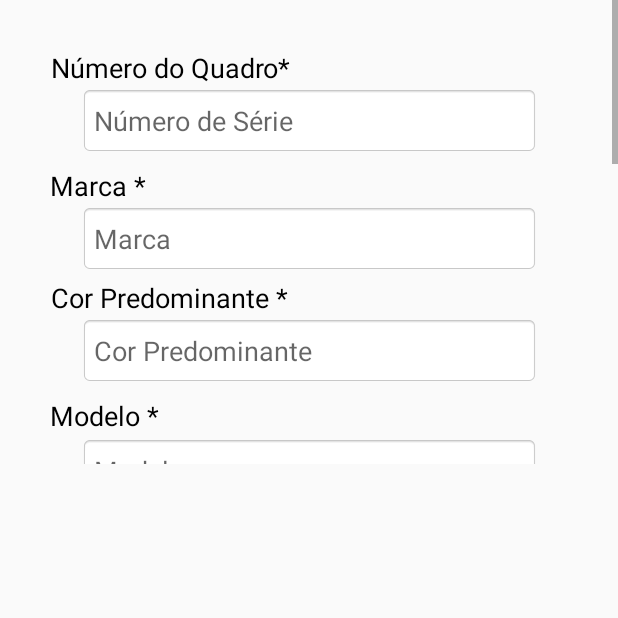
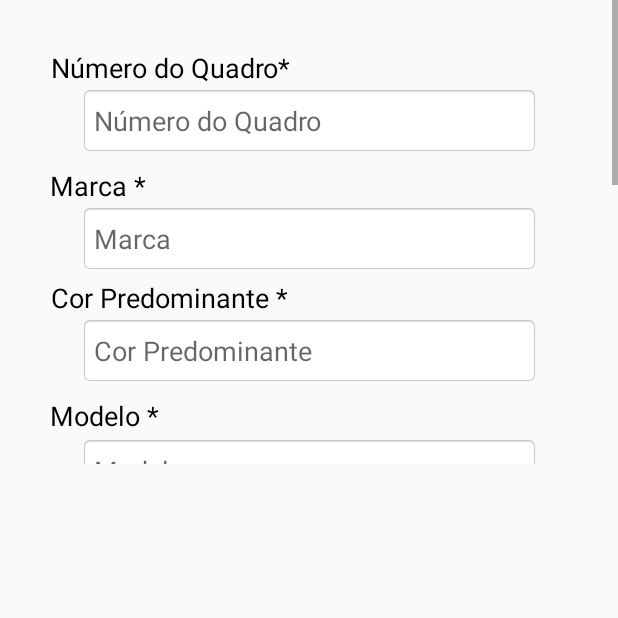
Before and after one commit to DouglasCastro21/BIKEJANU, an Android app: the CadastroBike screen opened directly, with no data from a screen before it, on a phone screen of 412 x 824 dp, the part 391-1009 px from its top. Run offline under Robolectric (Android 15) with nearby library versions, the phone set to English and light mode, and no system bars; our stand-ins replace Firebase (no records; nobody signed in at launch, a user with empty details on screens opened directly); libraries missing offline, so code that uses them is left out: com.github.rtoshiro.util; 6 statements that could not run were skipped.

Commit message:
RadioGruop

```diff
--- a/app/src/main/java/bike/douglas/com/bikejanu/Activity/CadastroBike.java
+++ b/app/src/main/java/bike/douglas/com/bikejanu/Activity/CadastroBike.java
@@ -1,6 +1,8 @@
 package bike.douglas.com.bikejanu.Activity;
 
+import android.content.DialogInterface;
 import android.content.Intent;
+import android.support.v7.app.AlertDialog;
 import android.support.v7.app.AppCompatActivity;
 import android.os.Bundle;
 import android.view.View;
@@ -8,6 +10,7 @@ import android.widget.Button;
 import android.widget.CheckBox;
 import android.widget.EditText;
 import android.widget.RadioButton;
+import android.widget.RadioGroup;
 import android.widget.TextView;
 import android.widget.Toast;
 
@@ -52,6 +55,7 @@ public class CadastroBike extends AppCompatActivity  {
     private TextView txtBoletim;
     private RadioButton radioButtonFurtada;
     private RadioButton radioButtonRoubada;
+    private RadioGroup radioGroup;
 
 
 
@@ -100,7 +104,8 @@ public class CadastroBike extends AppCompatActivity  {
 
 
         radioButtonFurtada =(RadioButton)findViewById(R.id.radioButtonFurtadaID);
-        radioButtonRoubada =(RadioButton)findViewById(R.id.radioButtonRoubadaID);
+        radioButtonRoubada =(RadioButton)findViewById(R.id.alertaRoubadaID);
+        radioGroup        = (RadioGroup)findViewById(R.id.radioGroupID);
 
 
 
@@ -178,6 +183,7 @@ public class CadastroBike extends AppCompatActivity  {
 
                    radioButtonFurtada.setVisibility(View.VISIBLE);
                    radioButtonRoubada.setVisibility(View.VISIBLE);
+                   radioGroup.setVisibility(View.VISIBLE);
 
                    // campos txt
                    txtRua.setVisibility(View.VISIBLE);
@@ -206,6 +212,7 @@ public class CadastroBike extends AppCompatActivity  {
 
                    radioButtonFurtada.setVisibility(View.GONE);
                    radioButtonRoubada.setVisibility(View.GONE);
+                   radioGroup.setVisibility(View.GONE);
 
                    //campos txt
 
@@ -228,7 +235,29 @@ public class CadastroBike extends AppCompatActivity  {
 
 
 
+        radioButtonFurtada.setOnClickListener(new View.OnClickListener() {
+            @Override
+            public void onClick(View v) {
 
+
+                caixaDialogoFurtada();
+
+
+            }
+        });
+
+
+
+        radioButtonRoubada.setOnClickListener(new View.OnClickListener() {
+            @Override
+            public void onClick(View v) {
+
+
+                caixaDialogoRoubada();
+
+
+            }
+        });
 
 
 
@@ -387,6 +416,76 @@ public class CadastroBike extends AppCompatActivity  {
     }
 
 
+    private void caixaDialogoRoubada(){
+
+        AlertDialog.Builder alertaDialog = new AlertDialog.Builder(CadastroBike.this);
+
+        // configurando dialogo
+
+        alertaDialog.setTitle("Definição");
+
+
+        alertaDialog.setMessage("Artigo 157 do código penal(1940) : O roubo pressupõe o emprego de violência ou grave ameaça à pessoa.");
+        // alertaDialog.setCancelable(false);
+
+
+        //conf botões
+        alertaDialog.setPositiveButton("", new DialogInterface.OnClickListener() {
+            @Override
+            public void onClick(DialogInterface dialog, int which) {
+
+
+
+            }
+        });
+
+        alertaDialog.setNegativeButton("", new DialogInterface.OnClickListener() {
+            @Override
+            public void onClick(DialogInterface dialog, int which) {
+
+            }
+        });
+
+        alertaDialog.create();
+        alertaDialog.show();
+    }
+
+
+
+    private void caixaDialogoFurtada(){
+
+        AlertDialog.Builder alertaDialog = new AlertDialog.Builder(CadastroBike.this);
+
+        // configurando dialogo
+
+        alertaDialog.setTitle("Definição");
+
+
+        alertaDialog.setMessage("Artigo 155 do código penal(1940) :  Furto é a subtração pura e simples de coisa móvel alheia, sem violência contra a pessoa.");
+        // alertaDialog.setCancelable(false);
+
+
+        //conf botões
+        alertaDialog.setPositiveButton("", new DialogInterface.OnClickListener() {
+            @Override
+            public void onClick(DialogInterface dialog, int which) {
+
+
+
+            }
+        });
+
+        alertaDialog.setNegativeButton("", new DialogInterface.OnClickListener() {
+            @Override
+            public void onClick(DialogInterface dialog, int which) {
+
+            }
+        });
+
+        alertaDialog.create();
+        alertaDialog.show();
+    }
+
 
 
     }
--- a/app/src/main/res/layout/activity_cadastro_bike.xml
+++ b/app/src/main/res/layout/activity_cadastro_bike.xml
@@ -206,7 +206,6 @@
                 android:id="@+id/txtmensagem2ID"
                 android:layout_width="wrap_content"
                 android:layout_height="wrap_content"
-                android:layout_marginBottom="44dp"
                 android:layout_marginEnd="126dp"
                 android:layout_marginLeft="104dp"
                 android:layout_marginRight="126dp"
@@ -214,59 +213,66 @@
                 android:text="em caso de Furto/Roubo"
                 android:textColor="@android:color/holo_red_dark"
                 android:visibility="gone"
-                app:layout_constraintBottom_toTopOf="@+id/radioButton"
                 app:layout_constraintEnd_toEndOf="parent"
                 app:layout_constraintStart_toStartOf="parent"
                 app:layout_constraintTop_toBottomOf="@+id/txtmensagem1ID" />
 
-            <RadioButton
-                android:id="@+id/radioButtonFurtadaID"
+            <RadioGroup
+                android:id="@+id/radioGroupID"
                 android:layout_width="wrap_content"
                 android:layout_height="wrap_content"
-                android:layout_marginBottom="20dp"
-                android:layout_marginEnd="20dp"
-                android:layout_marginLeft="80dp"
-                android:layout_marginRight="20dp"
-                android:layout_marginStart="80dp"
-                android:layout_marginTop="50dp"
-                android:text="Furto"
-                android:visibility="gone"
-                app:layout_constraintBottom_toTopOf="@+id/txtDataHoraID"
-                app:layout_constraintEnd_toStartOf="@+id/radioButtonRoubadaID"
-                app:layout_constraintStart_toStartOf="parent"
-                app:layout_constraintTop_toBottomOf="@+id/txtmensagem2ID" />
-
-            <RadioButton
-                android:id="@+id/radioButtonRoubadaID"
-                android:layout_width="wrap_content"
-                android:layout_height="wrap_content"
-                android:layout_marginBottom="20dp"
-                android:layout_marginEnd="84dp"
-                android:layout_marginLeft="8dp"
-                android:layout_marginRight="84dp"
-                android:layout_marginStart="8dp"
-                android:layout_marginTop="50dp"
-                android:text="Roubo"
+                android:layout_marginBottom="10dp"
+                android:layout_marginEnd="176dp"
+                android:layout_marginLeft="136dp"
+                android:layout_marginRight="176dp"
+                android:layout_marginStart="136dp"
+                android:layout_marginTop="27dp"
                 android:visibility="gone"
                 app:layout_constraintBottom_toTopOf="@+id/txtDataHoraID"
                 app:layout_constraintEnd_toEndOf="parent"
-                app:layout_constraintHorizontal_bias="0.0"
-                app:layout_constraintStart_toEndOf="@+id/alertaFurtadaID"
+                app:layout_constraintStart_toStartOf="parent"
                 app:layout_constraintTop_toBottomOf="@+id/txtmensagem2ID"
-                app:layout_constraintVertical_bias="0.0" />
+                app:layout_constraintVertical_chainStyle="spread_inside">
+
+                <RadioButton
+                    android:id="@+id/radioButtonFurtadaID"
+                    android:layout_width="wrap_content"
+                    android:layout_height="wrap_content"
+                    android:layout_weight="1"
+                    android:text="Furto"
+                    android:textSize="18sp"
+                    android:visibility="visible"
+                    tools:layout_editor_absoluteX="108dp"
+                    tools:layout_editor_absoluteY="805dp" />
+
+                <RadioButton
+                    android:id="@+id/alertaRoubadaID"
+                    android:layout_width="wrap_content"
+                    android:layout_height="wrap_content"
+                    android:layout_weight="1"
+                    android:text="Roubo"
+                    android:textSize="18sp"
+                    android:visibility="visible"
+                    tools:layout_editor_absoluteX="107dp"
+                    tools:layout_editor_absoluteY="833dp" />
+            </RadioGroup>
 
             <TextView
                 android:id="@+id/txtRuaID"
                 android:layout_width="43dp"
                 android:layout_height="25dp"
-                android:layout_marginLeft="32dp"
-                android:layout_marginStart="32dp"
+                android:layout_marginEnd="317dp"
+                android:layout_marginLeft="24dp"
+                android:layout_marginRight="317dp"
+                android:layout_marginStart="24dp"
                 android:layout_marginTop="4dp"
                 android:text="Rua"
                 android:textColor="@android:color/background_dark"
                 android:textSize="18sp"
                 android:visibility="gone"
                 app:layout_constraintBottom_toTopOf="@+id/alertaRuaID"
+                app:layout_constraintEnd_toEndOf="parent"
+                app:layout_constraintHorizontal_bias="0.0"
                 app:layout_constraintStart_toStartOf="parent"
                 app:layout_constraintTop_toBottomOf="@+id/alertaDataID" />
 
@@ -274,66 +280,67 @@
                 android:id="@+id/txtNumeroID"
                 android:layout_width="wrap_content"
                 android:layout_height="25dp"
-                android:layout_marginLeft="177dp"
-                android:layout_marginStart="177dp"
-                android:layout_marginTop="54dp"
+                android:layout_marginEnd="80dp"
+                android:layout_marginLeft="200dp"
+                android:layout_marginRight="80dp"
+                android:layout_marginStart="200dp"
+                android:layout_marginTop="4dp"
                 android:text="Número"
                 android:textColor="@android:color/background_dark"
                 android:textSize="18sp"
                 android:visibility="gone"
+                app:layout_constraintBottom_toTopOf="@+id/alertaNumeroID"
+                app:layout_constraintEnd_toEndOf="parent"
                 app:layout_constraintStart_toEndOf="@+id/txtRuaID"
-                app:layout_constraintTop_toBottomOf="@+id/txtDataHoraID" />
+                app:layout_constraintTop_toBottomOf="@+id/alertaHoraID" />
 
             <TextView
                 android:id="@+id/txtBairroID"
                 android:layout_width="wrap_content"
                 android:layout_height="24dp"
-                android:layout_marginEnd="24dp"
-                android:layout_marginLeft="32dp"
-                android:layout_marginRight="24dp"
-                android:layout_marginStart="32dp"
+                android:layout_marginLeft="24dp"
+                android:layout_marginStart="24dp"
                 android:layout_marginTop="4dp"
                 android:text="Bairro"
                 android:textColor="@android:color/background_dark"
                 android:textSize="18sp"
                 android:visibility="gone"
-                app:layout_constraintEnd_toEndOf="parent"
-                app:layout_constraintHorizontal_bias="0.0"
+                app:layout_constraintBottom_toTopOf="@+id/alertaBairroID"
                 app:layout_constraintStart_toStartOf="parent"
                 app:layout_constraintTop_toBottomOf="@+id/alertaRuaID" />
 
             <TextView
                 android:id="@+id/txtDataHoraID"
-                android:layout_width="228dp"
-                android:layout_height="wrap_content"
-                android:layout_marginBottom="4dp"
-                android:layout_marginEnd="194dp"
-                android:layout_marginLeft="32dp"
-                android:layout_marginRight="194dp"
-                android:layout_marginStart="32dp"
-                android:layout_marginTop="35dp"
+                android:layout_width="wrap_content"
+                android:layout_height="25dp"
+                android:layout_marginEnd="124dp"
+                android:layout_marginLeft="24dp"
+                android:layout_marginRight="124dp"
+                android:layout_marginStart="24dp"
+                android:layout_marginTop="15dp"
                 android:text="Data e Hora do Furto/Roubo"
                 android:textColor="@android:color/background_dark"
                 android:textSize="18sp"
                 android:visibility="gone"
                 app:layout_constraintBottom_toTopOf="@+id/alertaDataID"
                 app:layout_constraintEnd_toEndOf="parent"
-                app:layout_constraintHorizontal_bias="0.0"
+                app:layout_constraintHorizontal_bias="0.01"
                 app:layout_constraintStart_toStartOf="parent"
-                app:layout_constraintTop_toBottomOf="@+id/radioButtonFurtadaID" />
+                app:layout_constraintTop_toBottomOf="@+id/radioGroupID" />
 
             <EditText
                 android:id="@+id/alertaDataID"
                 android:layout_width="119dp"
                 android:layout_height="46dp"
-                android:layout_marginLeft="32dp"
-                android:layout_marginStart="32dp"
-                android:layout_marginTop="4dp"
+                android:layout_marginBottom="4dp"
+                android:layout_marginLeft="24dp"
+                android:layout_marginStart="24dp"
                 android:background="@android:drawable/editbox_background_normal"
                 android:ems="10"
                 android:hint="00/00/0000"
                 android:inputType="date"
                 android:visibility="gone"
+                app:layout_constraintBottom_toTopOf="@+id/txtRuaID"
                 app:layout_constraintStart_toStartOf="parent"
                 app:layout_constraintTop_toBottomOf="@+id/txtDataHoraID" />
 
@@ -341,27 +348,25 @@
                 android:id="@+id/alertaHoraID"
                 android:layout_width="67dp"
                 android:layout_height="46dp"
-                android:layout_marginEnd="24dp"
-                android:layout_marginLeft="8dp"
-                android:layout_marginRight="24dp"
-                android:layout_marginStart="8dp"
-                android:layout_marginTop="4dp"
+                android:layout_marginBottom="29dp"
+                android:layout_marginLeft="29dp"
+                android:layout_marginStart="29dp"
                 android:background="@android:drawable/editbox_background_normal"
                 android:ems="10"
                 android:hint="00:00"
                 android:inputType="time"
                 android:visibility="gone"
-                app:layout_constraintEnd_toEndOf="parent"
-                app:layout_constraintHorizontal_bias="0.097"
+                app:layout_constraintBottom_toTopOf="@+id/alertaRuaID"
                 app:layout_constraintStart_toEndOf="@+id/alertaDataID"
                 app:layout_constraintTop_toBottomOf="@+id/txtDataHoraID" />
 
             <TextView
                 android:id="@+id/txtBoletimID"
                 android:layout_width="wrap_content"
-                android:layout_height="21dp"
-                android:layout_marginLeft="32dp"
-                android:layout_marginStart="32dp"
+                android:layout_height="25dp"
+                android:layout_marginBottom="4dp"
+                android:layout_marginLeft="24dp"
+                android:layout_marginStart="24dp"
                 android:layout_marginTop="4dp"
                 android:text="Boletim de Ocorrência (Opcional)"
                 android:textColor="@color/common_google_signin_btn_text_dark_focused"
@@ -376,8 +381,9 @@
                 android:layout_width="wrap_content"
                 android:layout_height="46dp"
                 android:layout_marginBottom="4dp"
-                android:layout_marginLeft="32dp"
-                android:layout_marginStart="32dp"
+                android:layout_marginLeft="24dp"
+                android:layout_marginStart="24dp"
+                android:layout_marginTop="4dp"
                 android:background="@android:drawable/editbox_background_normal"
                 android:ems="10"
                 android:hint="xxxxxxxxxx"
@@ -391,11 +397,12 @@
                 android:id="@+id/alertaDescricaoID"
                 android:layout_width="303dp"
                 android:layout_height="76dp"
-                android:layout_marginBottom="31dp"
-                android:layout_marginEnd="24dp"
-                android:layout_marginLeft="32dp"
-                android:layout_marginRight="24dp"
-                android:layout_marginStart="32dp"
+                android:layout_marginBottom="50dp"
+                android:layout_marginEnd="57dp"
+                android:layout_marginLeft="24dp"
+                android:layout_marginRight="57dp"
+                android:layout_marginStart="24dp"
+                android:layout_marginTop="4dp"
                 android:background="@android:drawable/editbox_background_normal"
                 android:ems="10"
                 android:hint="Descreva detalhes do Furto/Roubo"
@@ -411,14 +418,19 @@
                 android:id="@+id/txtObservacaoID"
                 android:layout_width="105dp"
                 android:layout_height="wrap_content"
-                android:layout_marginLeft="32dp"
-                android:layout_marginStart="32dp"
+                android:layout_marginBottom="4dp"
+                android:layout_marginEnd="255dp"
+                android:layout_marginLeft="24dp"
+                android:layout_marginRight="255dp"
+                android:layout_marginStart="24dp"
                 android:layout_marginTop="4dp"
                 android:text="Observações"
                 android:textColor="@android:color/background_dark"
                 android:textSize="18sp"
                 android:visibility="gone"
                 app:layout_constraintBottom_toTopOf="@+id/alertaDescricaoID"
+                app:layout_constraintEnd_toEndOf="parent"
+                app:layout_constraintHorizontal_bias="0.0"
                 app:layout_constraintStart_toStartOf="parent"
                 app:layout_constraintTop_toBottomOf="@+id/BoletimID" />
 
@@ -426,21 +438,20 @@
                 android:id="@+id/finalizarID"
                 android:layout_width="204dp"
                 android:layout_height="47dp"
-                android:layout_marginBottom="31dp"
+                android:layout_marginBottom="6dp"
                 android:layout_marginEnd="86dp"
-                android:layout_marginLeft="94dp"
+                android:layout_marginLeft="84dp"
                 android:layout_marginRight="86dp"
-                android:layout_marginStart="94dp"
-                android:layout_marginTop="31dp"
+                android:layout_marginStart="84dp"
+                android:layout_marginTop="20dp"
                 android:background="@drawable/background_interno"
                 android:drawableLeft="@drawable/ic_action_verde_right"
                 android:text="Finalizar Cadastro"
                 app:layout_constraintBottom_toBottomOf="parent"
                 app:layout_constraintEnd_toEndOf="parent"
-                app:layout_constraintHorizontal_bias="1.0"
+                app:layout_constraintHorizontal_bias="0.0"
                 app:layout_constraintStart_toStartOf="parent"
-                app:layout_constraintTop_toBottomOf="@+id/alertaDescricaoID"
-                app:layout_constraintVertical_bias="1.0" />
+                app:layout_constraintTop_toBottomOf="@+id/alertaDescricaoID" />
 
             <EditText
                 android:id="@+id/NumeroID"
@@ -453,7 +464,7 @@
                 android:layout_marginStart="24dp"
                 android:background="@android:drawable/editbox_background_normal"
                 android:ems="10"
-                android:hint="Número de Série"
+                android:hint="Número do Quadro"
                 android:inputType="textPersonName"
                 android:visibility="visible"
                 app:layout_constraintBottom_toTopOf="@+id/textView8"
@@ -519,8 +530,9 @@
                 android:id="@+id/alertaRuaID"
                 android:layout_width="210dp"
                 android:layout_height="46dp"
-                android:layout_marginLeft="32dp"
-                android:layout_marginStart="32dp"
+                android:layout_marginBottom="4dp"
+                android:layout_marginLeft="24dp"
+                android:layout_marginStart="24dp"
                 android:background="@android:drawable/editbox_background_normal"
                 android:ems="10"
                 android:hint="Rua"
@@ -535,18 +547,14 @@
                 android:layout_width="306dp"
                 android:layout_height="46dp"
                 android:layout_marginBottom="4dp"
-                android:layout_marginEnd="24dp"
-                android:layout_marginLeft="32dp"
-                android:layout_marginRight="24dp"
-                android:layout_marginStart="32dp"
+                android:layout_marginLeft="24dp"
+                android:layout_marginStart="24dp"
                 android:background="@android:drawable/editbox_background_normal"
                 android:ems="10"
                 android:hint="Bairro"
                 android:inputType="textPersonName"
                 android:visibility="gone"
                 app:layout_constraintBottom_toTopOf="@+id/txtBoletimID"
-                app:layout_constraintEnd_toEndOf="parent"
-                app:layout_constraintHorizontal_bias="0.0"
                 app:layout_constraintStart_toStartOf="parent"
                 app:layout_constraintTop_toBottomOf="@+id/txtBairroID" />
 
@@ -554,15 +562,19 @@
                 android:id="@+id/alertaNumeroID"
                 android:layout_width="85dp"
                 android:layout_height="46dp"
-                android:layout_marginBottom="23dp"
-                android:layout_marginLeft="10dp"
-                android:layout_marginStart="10dp"
+                android:layout_marginBottom="30dp"
+                android:layout_marginEnd="60dp"
+                android:layout_marginLeft="5dp"
+                android:layout_marginRight="60dp"
+                android:layout_marginStart="5dp"
                 android:background="@android:drawable/editbox_background_normal"
                 android:ems="10"
                 android:hint="Número"
                 android:inputType="textPersonName"
                 android:visibility="gone"
                 app:layout_constraintBottom_toTopOf="@+id/alertaBairroID"
+                app:layout_constraintEnd_toEndOf="parent"
+                app:layout_constraintHorizontal_bias="0.0"
                 app:layout_constraintStart_toEndOf="@+id/alertaRuaID"
                 app:layout_constraintTop_toBottomOf="@+id/txtNumeroID" />
 
@@ -576,11 +588,13 @@
                 android:layout_marginRight="159dp"
                 android:layout_marginStart="134dp"
                 android:layout_marginTop="17dp"
+                android:clickable="true"
                 android:text="Bicicleta Furtada/Roubada"
+                android:textColor="@color/common_google_signin_btn_text_dark_focused"
+                android:textSize="18sp"
                 app:layout_constraintBottom_toTopOf="@+id/txtmensagem1ID"
                 app:layout_constraintEnd_toEndOf="parent"
                 app:layout_constraintHorizontal_bias="0.462"
-                android:clickable="true"
                 app:layout_constraintStart_toStartOf="parent"
                 app:layout_constraintTop_toBottomOf="@+id/descricaoID" />
 
```
Also changed, not shown: app/src/main/java/bike/douglas/com/bikejanu/Activity/AlertarFurtoRoubo.java (+160 -6 lines), app/src/main/res/layout/activity_alertar_furto_roubo.xml (+59 -67 lines), app/src/main/res/layout/activity_dados_bike.xml (+83 -12 lines).
